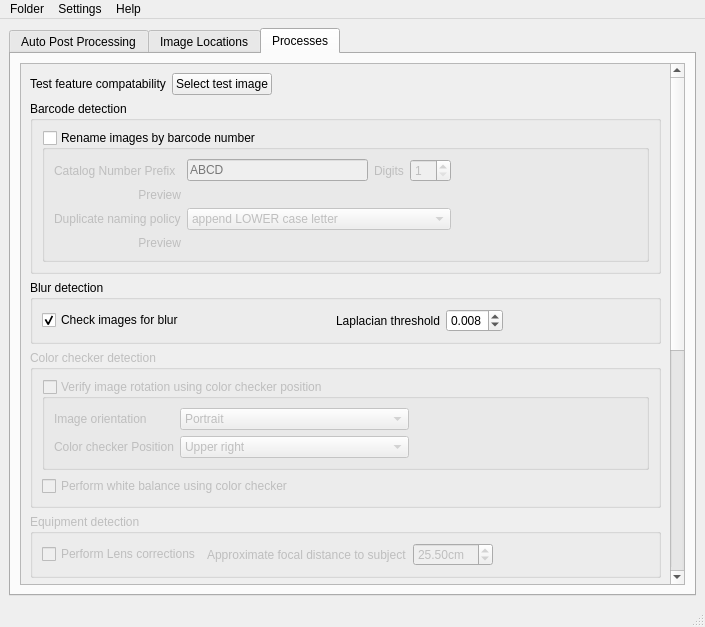
Above: ui/postProcessingUI.ui from CapPow/HerbASAP before the change. Below: the same form after it.
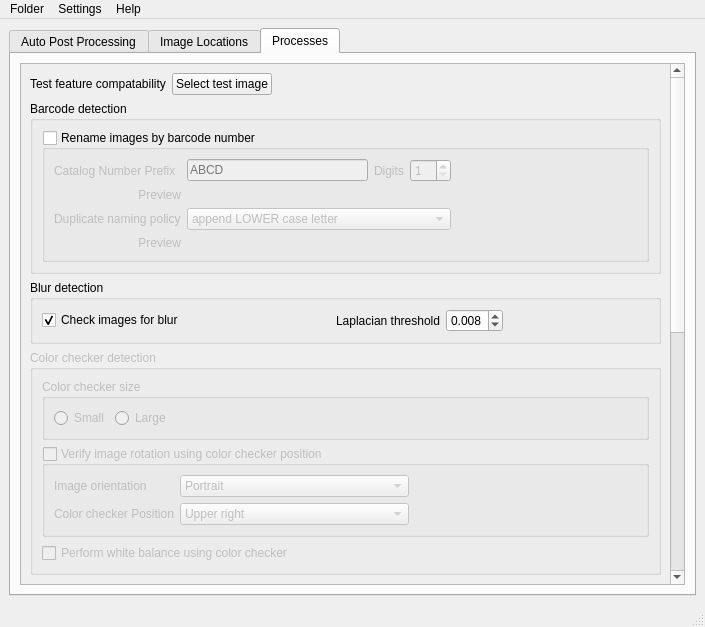
That is the form after the change. The open tabs and pages were chosen to show the change.

```diff
--- a/ui/postProcessingUI.ui
+++ b/ui/postProcessingUI.ui
@@ -326,9 +326,9 @@
              <property name="geometry">
               <rect>
                <x>0</x>
-               <y>-294</y>
+               <y>-152</y>
                <width>646</width>
-               <height>942</height>
+               <height>1005</height>
               </rect>
              </property>
              <layout class="QVBoxLayout" name="verticalLayout_2">
@@ -594,14 +594,43 @@
                  <bool>false</bool>
                 </property>
                 <layout class="QGridLayout" name="gridLayout_4">
-                 <item row="1" column="0">
-                  <widget class="QCheckBox" name="checkBox_performWhiteBalance">
-                   <property name="text">
-                    <string>Perform white balance using color checker</string>
+                 <item row="0" column="0">
+                  <widget class="QGroupBox" name="groupBox_colorCheckerSize">
+                   <property name="title">
+                    <string>Color checker size</string>
                    </property>
+                   <layout class="QGridLayout" name="gridLayout_17">
+                    <item row="0" column="1">
+                     <widget class="QRadioButton" name="radioButton_colorCheckerLarge">
+                      <property name="text">
+                       <string>Large</string>
+                      </property>
+                     </widget>
+                    </item>
+                    <item row="0" column="0">
+                     <widget class="QRadioButton" name="radioButton_colorCheckerSmall">
+                      <property name="text">
+                       <string>Small</string>
+                      </property>
+                     </widget>
+                    </item>
+                    <item row="0" column="2">
+                     <spacer name="horizontalSpacer_9">
+                      <property name="orientation">
+                       <enum>Qt::Horizontal</enum>
+                      </property>
+                      <property name="sizeHint" stdset="0">
+                       <size>
+                        <width>40</width>
+                        <height>20</height>
+                       </size>
+                      </property>
+                     </spacer>
+                    </item>
+                   </layout>
                   </widget>
                  </item>
-                 <item row="0" column="0">
+                 <item row="2" column="0">
                   <widget class="QGroupBox" name="group_verifyRotation">
                    <property name="title">
                     <string>Verify image rotation using color checker position</string>
@@ -693,6 +722,13 @@
                    </layout>
                   </widget>
                  </item>
+                 <item row="3" column="0">
+                  <widget class="QCheckBox" name="checkBox_performWhiteBalance">
+                   <property name="text">
+                    <string>Perform white balance using color checker</string>
+                   </property>
+                  </widget>
+                 </item>
                 </layout>
                </widget>
               </item>
```
Left out of the diff: 136 changed lines with no effect on the pictures.
